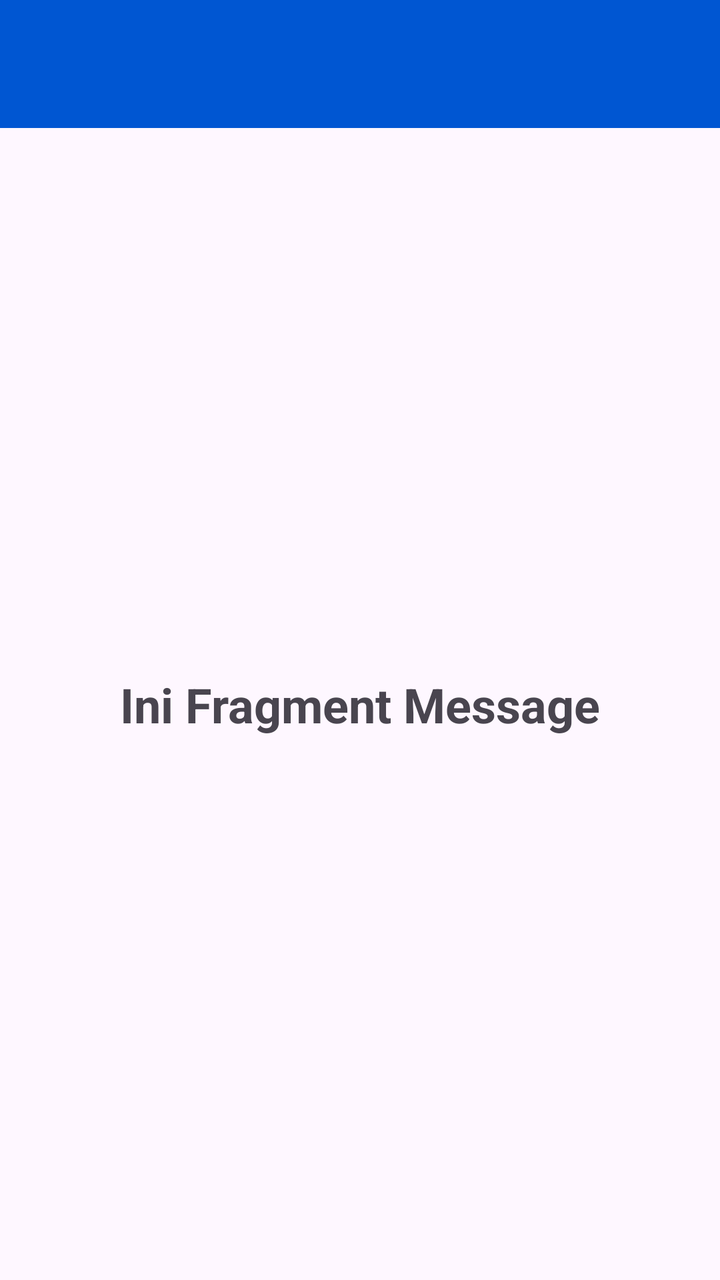
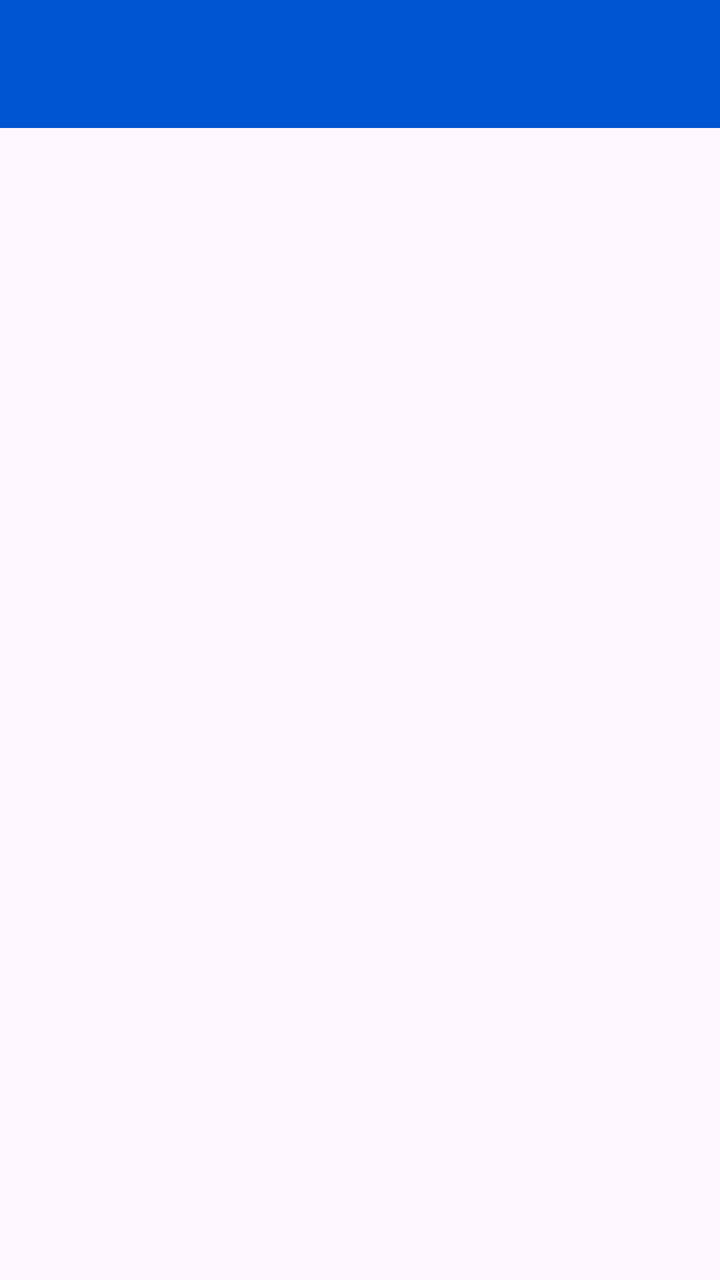

Two renders of the same Android screen: before a commit and after it. Below are the layout's source before the change and the commit's diff.
<!-- AndroidManifest.xml: application theme Theme.Fajartime -->
<!-- res/layout/fragment_message.xml -->
<?xml version="1.0" encoding="utf-8"?>
<androidx.constraintlayout.widget.ConstraintLayout xmlns:android="http://schemas.android.com/apk/res/android"
    xmlns:app="http://schemas.android.com/apk/res-auto"
    xmlns:tools="http://schemas.android.com/tools"
    android:layout_width="match_parent"
    android:layout_height="match_parent"
    tools:context=".Masage.MasageFragment">

    <androidx.appcompat.widget.Toolbar
        android:id="@+id/toolbar"
        android:layout_width="match_parent"
        android:layout_height="?attr/actionBarSize"
        android:background="@color/primary_blue"
        app:layout_constraintTop_toTopOf="parent"
        app:titleTextColor="@android:color/white" />

    <TextView
        android:layout_width="wrap_content"
        android:layout_height="wrap_content"
        android:text="Ini Fragment Message"
        android:textSize="24sp"
        android:textStyle="bold"
        app:layout_constraintBottom_toBottomOf="parent"
        app:layout_constraintEnd_toEndOf="parent"
        app:layout_constraintStart_toStartOf="parent"
        app:layout_constraintTop_toBottomOf="@id/toolbar" />

</androidx.constraintlayout.widget.ConstraintLayout>
<!-- resources referenced by this layout -->
<resources>
  <color name="primary_blue">#0056D2</color>
  <style name="Theme.Fajartime" parent="Base.Theme.Fajartime" />
  <style name="Base.Theme.Fajartime" parent="Theme.Material3.DayNight.NoActionBar">
          
          
      </style>
</resources>

<!-- the commit's change to res/layout/fragment_message.xml (unified diff, before → after) -->
@@ -4,7 +4,7 @@
     xmlns:tools="http://schemas.android.com/tools"
     android:layout_width="match_parent"
     android:layout_height="match_parent"
-    tools:context=".Masage.MasageFragment">
+    tools:context=".Masage.MassageFragment">
 
     <androidx.appcompat.widget.Toolbar
         android:id="@+id/toolbar"
@@ -14,15 +14,12 @@
         app:layout_constraintTop_toTopOf="parent"
         app:titleTextColor="@android:color/white" />
 
-    <TextView
-        android:layout_width="wrap_content"
-        android:layout_height="wrap_content"
-        android:text="Ini Fragment Message"
-        android:textSize="24sp"
-        android:textStyle="bold"
-        app:layout_constraintBottom_toBottomOf="parent"
-        app:layout_constraintEnd_toEndOf="parent"
-        app:layout_constraintStart_toStartOf="parent"
-        app:layout_constraintTop_toBottomOf="@id/toolbar" />
+    <ListView
+        android:id="@+id/listMessageItems"
+        android:layout_width="411dp"
+        android:layout_height="626dp"
+        app:layout_behavior="@string/appbar_scrolling_view_behavior"
+        app:layout_constraintTop_toBottomOf="@+id/toolbar"
+        tools:layout_editor_absoluteX="0dp" />
 
 </androidx.constraintlayout.widget.ConstraintLayout>
